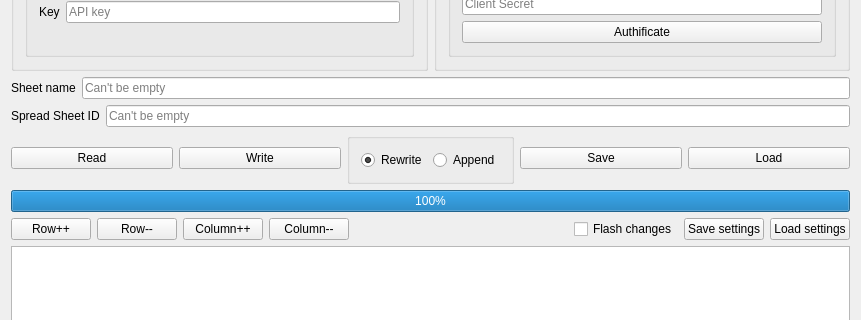
Qt form googlesheetsmodifier.ui (0mniCrow/GoogleSheetWriter) before a commit; both pictures show x 0 to 861 and y 162 to 482 of the 861 by 718 pixel window.
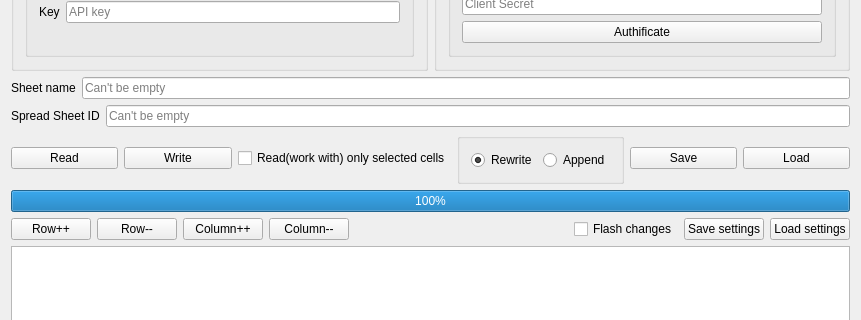
The same form after that commit.

Commit message: In process. Add functionality for separate cell reading.

What changed in the file:
```diff
--- a/googlesheetsmodifier.ui
+++ b/googlesheetsmodifier.ui
@@ -243,6 +243,13 @@
          </property>
         </widget>
        </item>
+       <item>
+        <widget class="QCheckBox" name="checkBox_Selected_cells_work">
+         <property name="text">
+          <string>Read(work with) only selected cells</string>
+         </property>
+        </widget>
+       </item>
        <item>
         <widget class="QGroupBox" name="groupBox_write_option">
          <property name="title">
```
The commit also changes 8 other files.
